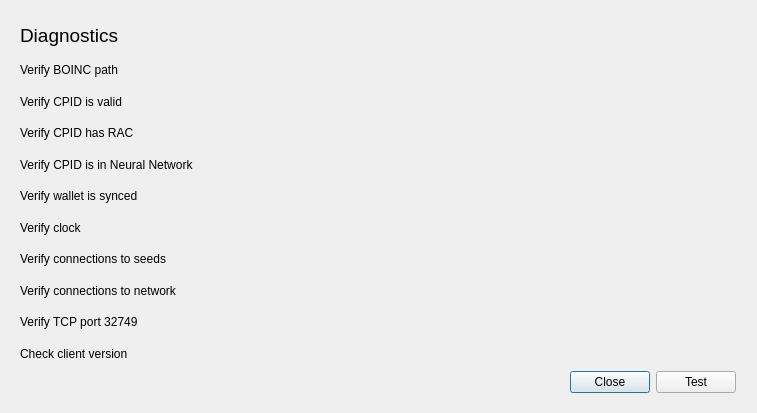
Before: the Qt Designer form src/qt/forms/diagnosticsdialog.ui in gridcoin-community/Gridcoin-Research, drawn with Qt 5.
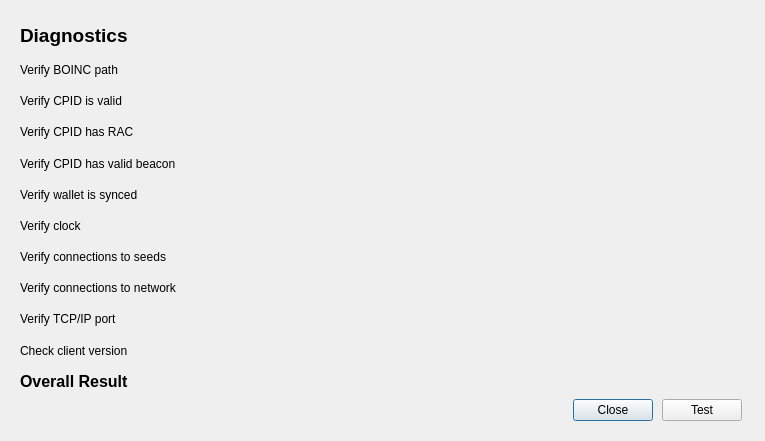
After: the same form once the commit is applied.

What changed in the file:
```diff
--- a/src/qt/forms/diagnosticsdialog.ui
+++ b/src/qt/forms/diagnosticsdialog.ui
@@ -6,8 +6,8 @@
    <rect>
     <x>0</x>
     <y>0</y>
-    <width>757</width>
-    <height>413</height>
+    <width>765</width>
+    <height>441</height>
    </rect>
   </property>
   <property name="windowTitle">
@@ -27,7 +27,7 @@
     <number>20</number>
    </property>
    <item>
-    <layout class="QGridLayout" name="gridLayout" rowminimumheight="30,20,20,20,20,20,20,20,20,20,20">
+    <layout class="QGridLayout" name="gridLayout" rowminimumheight="30,20,20,20,20,20,20,20,20,20,20,0">
      <property name="sizeConstraint">
       <enum>QLayout::SetMinimumSize</enum>
      </property>
@@ -49,76 +49,6 @@
      <property name="verticalSpacing">
       <number>8</number>
      </property>
-     <item row="4" column="0">
-      <widget class="QLabel" name="verifyCPIDIsInNNLabel">
-       <property name="sizePolicy">
-        <sizepolicy hsizetype="Fixed" vsizetype="Preferred">
-         <horstretch>0</horstretch>
-         <verstretch>0</verstretch>
-        </sizepolicy>
-       </property>
-       <property name="minimumSize">
-        <size>
-         <width>240</width>
-         <height>0</height>
-        </size>
-       </property>
-       <property name="text">
-        <string>Verify CPID is in Neural Network</string>
-       </property>
-      </widget>
-     </item>
-     <item row="2" column="1">
-      <widget class="QLabel" name="verifyCPIDValidResultLabel">
-       <property name="sizePolicy">
-        <sizepolicy hsizetype="MinimumExpanding" vsizetype="Preferred">
-         <horstretch>0</horstretch>
-         <verstretch>0</verstretch>
-        </sizepolicy>
-       </property>
-       <property name="minimumSize">
-        <size>
-         <width>200</width>
-         <height>0</height>
-        </size>
-       </property>
-       <property name="text">
-        <string/>
-       </property>
-       <property name="wordWrap">
-        <bool>true</bool>
-       </property>
-      </widget>
-     </item>
-     <item row="1" column="1">
-      <widget class="QLabel" name="boincPathResultLabel">
-       <property name="sizePolicy">
-        <sizepolicy hsizetype="MinimumExpanding" vsizetype="Preferred">
-         <horstretch>0</horstretch>
-         <verstretch>0</verstretch>
-        </sizepolicy>
-       </property>
-       <property name="minimumSize">
-        <size>
-         <width>200</width>
-         <height>0</height>
-        </size>
-       </property>
-       <property name="text">
-        <string/>
-       </property>
-       <property name="wordWrap">
-        <bool>true</bool>
-       </property>
-      </widget>
-     </item>
-     <item row="1" column="0">
-      <widget class="QLabel" name="boincPathLabel">
-       <property name="text">
-        <string>Verify BOINC path</string>
-       </property>
-      </widget>
-     </item>
      <item row="3" column="0">
       <widget class="QLabel" name="verifyCPIDHasRACLabel">
        <property name="text">
@@ -162,8 +92,8 @@
        </property>
       </widget>
      </item>
-     <item row="3" column="1">
-      <widget class="QLabel" name="verifyCPIDHasRACResultLabel">
+     <item row="8" column="1">
+      <widget class="QLabel" name="verifyConnectionsResultLabel">
        <property name="sizePolicy">
         <sizepolicy hsizetype="MinimumExpanding" vsizetype="Preferred">
          <horstretch>0</horstretch>
@@ -184,11 +114,49 @@
        </property>
       </widget>
      </item>
+     <item row="9" column="0">
+      <widget class="QLabel" name="verifyTCPPortLabel">
+       <property name="text">
+        <string>Verify TCP/IP port</string>
+       </property>
+      </widget>
+     </item>
+     <item row="9" column="1">
+      <widget class="QLabel" name="verifyTCPPortResultLabel">
+       <property name="sizePolicy">
+        <sizepolicy hsizetype="MinimumExpanding" vsizetype="Preferred">
+         <horstretch>0</horstretch>
+         <verstretch>0</verstretch>
+        </sizepolicy>
+       </property>
+       <property name="minimumSize">
+        <size>
+         <width>200</width>
+         <height>0</height>
+        </size>
+       </property>
+       <property name="text">
+        <string/>
+       </property>
+       <property name="wordWrap">
+        <bool>true</bool>
+       </property>
+      </widget>
+     </item>
+     <item row="10" column="0">
+      <widget class="QLabel" name="checkClientVersionLabel">
+       <property name="text">
+        <string>Check client version</string>
+       </property>
+      </widget>
+     </item>
      <item row="0" column="0">
       <widget class="QLabel" name="diagnosticsLabel">
        <property name="font">
         <font>
          <pointsize>14</pointsize>
+         <weight>75</weight>
+         <bold>true</bold>
         </font>
        </property>
        <property name="text">
@@ -196,6 +164,98 @@
        </property>
       </widget>
      </item>
+     <item row="4" column="0">
+      <widget class="QLabel" name="verifyCPIDIsInNNLabel">
+       <property name="sizePolicy">
+        <sizepolicy hsizetype="Fixed" vsizetype="Preferred">
+         <horstretch>0</horstretch>
+         <verstretch>0</verstretch>
+        </sizepolicy>
+       </property>
+       <property name="minimumSize">
+        <size>
+         <width>240</width>
+         <height>0</height>
+        </size>
+       </property>
+       <property name="text">
+        <string>Verify CPID has valid beacon</string>
+       </property>
+      </widget>
+     </item>
+     <item row="2" column="1">
+      <widget class="QLabel" name="verifyCPIDValidResultLabel">
+       <property name="sizePolicy">
+        <sizepolicy hsizetype="MinimumExpanding" vsizetype="Preferred">
+         <horstretch>0</horstretch>
+         <verstretch>0</verstretch>
+        </sizepolicy>
+       </property>
+       <property name="minimumSize">
+        <size>
+         <width>200</width>
+         <height>0</height>
+        </size>
+       </property>
+       <property name="text">
+        <string/>
+       </property>
+       <property name="wordWrap">
+        <bool>true</bool>
+       </property>
+      </widget>
+     </item>
+     <item row="1" column="1">
+      <widget class="QLabel" name="boincPathResultLabel">
+       <property name="sizePolicy">
+        <sizepolicy hsizetype="MinimumExpanding" vsizetype="Preferred">
+         <horstretch>0</horstretch>
+         <verstretch>0</verstretch>
+        </sizepolicy>
+       </property>
+       <property name="minimumSize">
+        <size>
+         <width>200</width>
+         <height>0</height>
+        </size>
+       </property>
+       <property name="text">
+        <string/>
+       </property>
+       <property name="wordWrap">
+        <bool>true</bool>
+       </property>
+      </widget>
+     </item>
+     <item row="1" column="0">
+      <widget class="QLabel" name="boincPathLabel">
+       <property name="text">
+        <string>Verify BOINC path</string>
+       </property>
+      </widget>
+     </item>
+     <item row="3" column="1">
+      <widget class="QLabel" name="verifyCPIDHasRACResultLabel">
+       <property name="sizePolicy">
+        <sizepolicy hsizetype="MinimumExpanding" vsizetype="Preferred">
+         <horstretch>0</horstretch>
+         <verstretch>0</verstretch>
+        </sizepolicy>
+       </property>
+       <property name="minimumSize">
+        <size>
+         <width>200</width>
+         <height>0</height>
+        </size>
+       </property>
+       <property name="text">
+        <string/>
+       </property>
+       <property name="wordWrap">
+        <bool>true</bool>
+       </property>
+      </widget>
+     </item>
      <item row="4" column="1">
       <widget class="QLabel" name="verifyCPIDIsInNNResultLabel">
        <property name="sizePolicy">
@@ -283,64 +343,6 @@
        </property>
       </widget>
      </item>
-     <item row="8" column="1">
-      <widget class="QLabel" name="verifyConnectionsResultLabel">
-       <property name="sizePolicy">
-        <sizepolicy hsizetype="MinimumExpanding" vsizetype="Preferred">
-         <horstretch>0</horstretch>
-         <verstretch>0</verstretch>
-        </sizepolicy>
-       </property>
-       <property name="minimumSize">
-        <size>
-         <width>200</width>
-         <height>0</height>
-        </size>
-       </property>
-       <property name="text">
-        <string/>
-       </property>
-       <property name="wordWrap">
-        <bool>true</bool>
-       </property>
-      </widget>
-     </item>
-     <item row="9" column="0">
-      <widget class="QLabel" name="verifyTCPPortLabel">
-       <property name="text">
-        <string>Verify TCP port 32749</string>
-       </property>
-      </widget>
-     </item>
-     <item row="9" column="1">
-      <widget class="QLabel" name="verifyTCPPortResultLabel">
-       <property name="sizePolicy">
-        <sizepolicy hsizetype="MinimumExpanding" vsizetype="Preferred">
-         <horstretch>0</horstretch>
-         <verstretch>0</verstretch>
-        </sizepolicy>
-       </property>
-       <property name="minimumSize">
-        <size>
-         <width>200</width>
-         <height>0</height>
-        </size>
-       </property>
-       <property name="text">
-        <string/>
-       </property>
-       <property name="wordWrap">
-        <bool>true</bool>
-       </property>
-      </widget>
-     </item>
-     <item row="10" column="0">
-      <widget class="QLabel" name="checkClientVersionLabel">
-       <property name="text">
-        <string>Check client version</string>
-       </property>
-      </widget>
-     </item>
      <item row="10" column="1">
       <widget class="QLabel" name="checkClientVersionResultLabel">
        <property name="sizePolicy">
@@ -354,6 +356,37 @@
          <width>200</width>
          <height>0</height>
         </size>
+       </property>
+       <property name="text">
+        <string/>
+       </property>
+       <property name="wordWrap">
+        <bool>true</bool>
+       </property>
+      </widget>
+     </item>
+     <item row="11" column="0">
+      <widget class="QLabel" name="overallResultLabel">
+       <property name="font">
+        <font>
+         <pointsize>12</pointsize>
+         <weight>75</weight>
+         <bold>true</bold>
+        </font>
+       </property>
+       <property name="text">
+        <string>Overall Result</string>
+       </property>
+      </widget>
+     </item>
+     <item row="11" column="1">
+      <widget class="QLabel" name="overallResultResultLabel">
+       <property name="font">
+        <font>
+         <pointsize>12</pointsize>
+         <weight>75</weight>
+         <bold>true</bold>
+        </font>
        </property>
        <property name="text">
         <string/>
```
